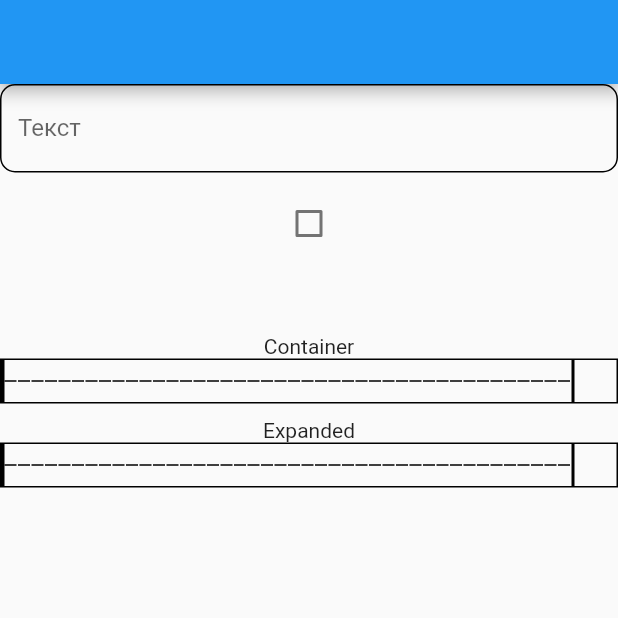
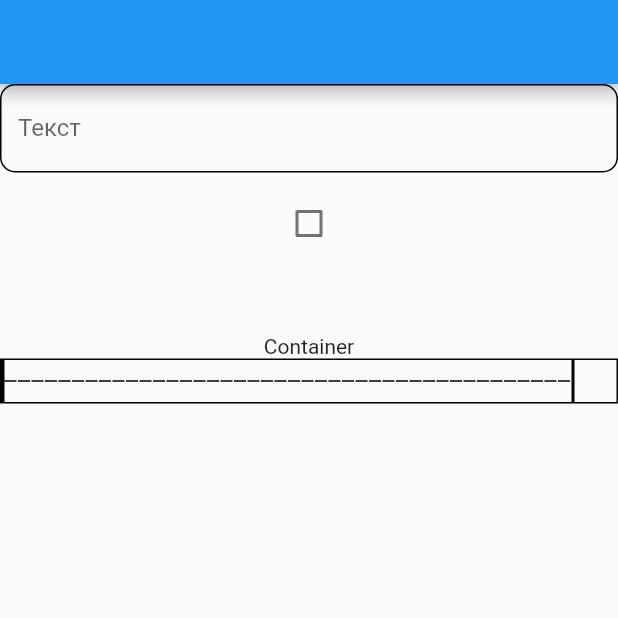
Before and after one commit to VladilenC/text_check, a Flutter app: the screen it shows after launch, on a phone screen of 412 x 824 dp, the top half of it. Run offline on Flutter 3.47's test engine with Material 2 defaults, Android fonts, the light colour scheme and no system bars; drawn by our look-alikes of dotted_line.

Commit message:
20.04.23

```diff
--- a/lib/app.dart
+++ b/lib/app.dart
@@ -1,6 +1,5 @@
 import 'package:flutter/material.dart';
 import 'package:text_check/widget.dart';
-import 'package:text_check/widget_expanded.dart';
 
 class MyApp extends StatelessWidget {
   const MyApp({super.key});
@@ -60,12 +59,6 @@ class _MyHomePageState extends State<MyHomePage> {
             text: text,
             check: check,
           ),
-          const SizedBox(height: 10.0),
-          const Text('Expanded'),
-          TextCheckExpanded(
-            text: text,
-            check: check,
-          ),
         ],
       ),
     );
--- a/lib/widget_expanded.dart
+++ /dev/null
@@ -1,78 +0,0 @@
-import 'dart:math';
-
-import 'package:dotted_line/dotted_line.dart';
-import 'package:flutter/material.dart';
-
-class TextCheckExpanded extends StatelessWidget {
-  const TextCheckExpanded({super.key, required this.text, required this.check});
-  final String text;
-  final bool check;
-  final style = const TextStyle(fontSize: 24);
-
-  @override
-  Widget build(BuildContext context) {
-    Size size = MediaQuery.of(context).size;
-    int width = size.width.toInt();
-
-    int flex1 = min(_textSize(text, style).width.toInt() + 2, width - 40);
-    int flex2 = max(10, width - flex1 - 30);
-    return Row(
-      mainAxisAlignment: MainAxisAlignment.start,
-      mainAxisSize: MainAxisSize.max,
-      children: <Widget>[
-        Expanded(
-            flex: flex1,
-            child: Container(
-              height: 30.0,
-              decoration: BoxDecoration(
-                border: Border.all(
-                  color: Colors.black,
-                  width: 1,
-                ),
-              ),
-              child: Text(
-                text,
-                overflow: TextOverflow.ellipsis,
-                maxLines: 1,
-                style: style,
-              ),
-            )),
-        Expanded(
-            flex: flex2,
-            child: Container(
-              alignment: Alignment.center,
-              height: 30.0,
-              decoration: BoxDecoration(
-                border: Border.all(
-                  color: Colors.black,
-                  width: 1,
-                ),
-              ),
-              child: const DottedLine(dashLength: 8.0, dashGapLength: 1.0),
-            )),
-        Container(
-            decoration: BoxDecoration(
-              border: Border.all(color: Colors.black, width: 1),
-            ),
-            width: 30,
-            height: 30,
-            child: Checkbox(
-              value: check,
-              fillColor: MaterialStateProperty.all(Colors.transparent),
-              checkColor: Colors.black,
-              side: const BorderSide(color: Colors.transparent),
-              onChanged: (bool? value) {},
-            )),
-      ],
-    );
-  }
-
-  Size _textSize(String text, TextStyle style) {
-    final TextPainter textPainter = TextPainter(
-        text: TextSpan(text: text, style: style),
-        maxLines: 1,
-        textDirection: TextDirection.ltr)
-      ..layout(minWidth: 0, maxWidth: double.infinity);
-    return textPainter.size;
-  }
-}
```
